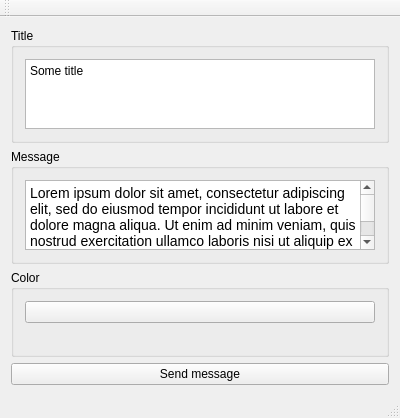
aint-no-programmer/PopupMessageBox, file MainWindow.ui: the form before one commit.
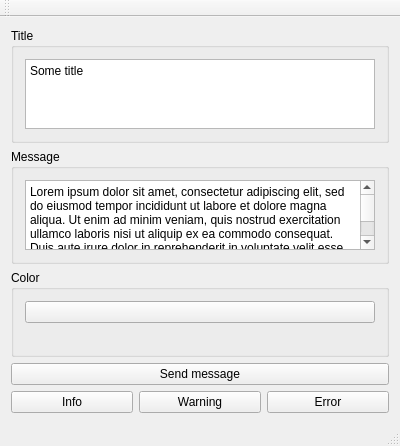
The form after the commit.

Commit message: add info/warn/error buttons

Patch:
```diff
--- a/MainWindow.ui
+++ b/MainWindow.ui
@@ -7,7 +7,7 @@
     <x>0</x>
     <y>0</y>
     <width>400</width>
-    <height>344</height>
+    <height>389</height>
    </rect>
   </property>
   <property name="windowTitle">
@@ -47,8 +47,8 @@
           <string>&lt;!DOCTYPE HTML PUBLIC &quot;-//W3C//DTD HTML 4.0//EN&quot; &quot;http://www.w3.org/TR/REC-html40/strict.dtd&quot;&gt;
 &lt;html&gt;&lt;head&gt;&lt;meta name=&quot;qrichtext&quot; content=&quot;1&quot; /&gt;&lt;style type=&quot;text/css&quot;&gt;
 p, li { white-space: pre-wrap; }
-&lt;/style&gt;&lt;/head&gt;&lt;body style=&quot; font-family:'Sans Serif'; font-size:9pt; font-weight:400; font-style:normal;&quot;&gt;
-&lt;p style=&quot; margin-top:0px; margin-bottom:0px; margin-left:0px; margin-right:0px; -qt-block-indent:0; text-indent:0px;&quot;&gt;&lt;span style=&quot; font-family:'Open Sans','Arial','sans-serif'; font-size:14px; color:#000000; background-color:#ffffff;&quot;&gt;Lorem ipsum dolor sit amet, consectetur adipiscing elit, sed do eiusmod tempor incididunt ut labore et dolore magna aliqua. Ut enim ad minim veniam, quis nostrud exercitation ullamco laboris nisi ut aliquip ex ea commodo consequat. Duis aute irure dolor in reprehenderit in voluptate velit esse cillum dolore eu fugiat nulla pariatur. Excepteur sint occaecat cupidatat non proident, sunt in culpa qui officia deserunt mollit anim id est laborum.&lt;/span&gt;&lt;/p&gt;&lt;/body&gt;&lt;/html&gt;</string>
+&lt;/style&gt;&lt;/head&gt;&lt;body style=&quot; font-family:'MS Shell Dlg 2'; font-size:5.5pt; font-weight:400; font-style:normal;&quot;&gt;
+&lt;p style=&quot; margin-top:0px; margin-bottom:0px; margin-left:0px; margin-right:0px; -qt-block-indent:0; text-indent:0px;&quot;&gt;&lt;span style=&quot; font-family:'Open Sans','Arial','sans-serif'; font-size:9pt; color:#000000; background-color:#ffffff;&quot;&gt;Lorem ipsum dolor sit amet, consectetur adipiscing elit, sed do eiusmod tempor incididunt ut labore et dolore magna aliqua. Ut enim ad minim veniam, quis nostrud exercitation ullamco laboris nisi ut aliquip ex ea commodo consequat. Duis aute irure dolor in reprehenderit in voluptate velit esse cillum dolore eu fugiat nulla pariatur. Excepteur sint occaecat cupidatat non proident, sunt in culpa qui officia deserunt mollit anim id est laborum.&lt;/span&gt;&lt;/p&gt;&lt;/body&gt;&lt;/html&gt;</string>
          </property>
         </widget>
        </item>
@@ -85,6 +85,31 @@
       </property>
      </widget>
     </item>
+    <item>
+     <layout class="QHBoxLayout" name="horizontalLayout">
+      <item>
+       <widget class="QPushButton" name="infoButton">
+        <property name="text">
+         <string>Info</string>
+        </property>
+       </widget>
+      </item>
+      <item>
+       <widget class="QPushButton" name="warnButton">
+        <property name="text">
+         <string>Warning</string>
+        </property>
+       </widget>
+      </item>
+      <item>
+       <widget class="QPushButton" name="errorButton">
+        <property name="text">
+         <string>Error</string>
+        </property>
+       </widget>
+      </item>
+     </layout>
+    </item>
    </layout>
   </widget>
   <widget class="QMenuBar" name="menuBar">
```
Left out of the diff: 6 changed lines with no effect on the pictures. The commit also changes 2 other files.
